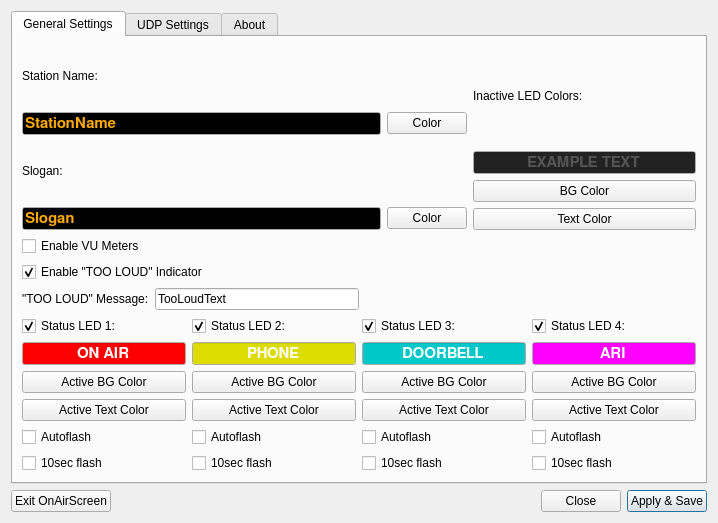
The window that settings.ui (saschaludwig/OnAirScreen) describes before a commit, drawn with Qt 5.
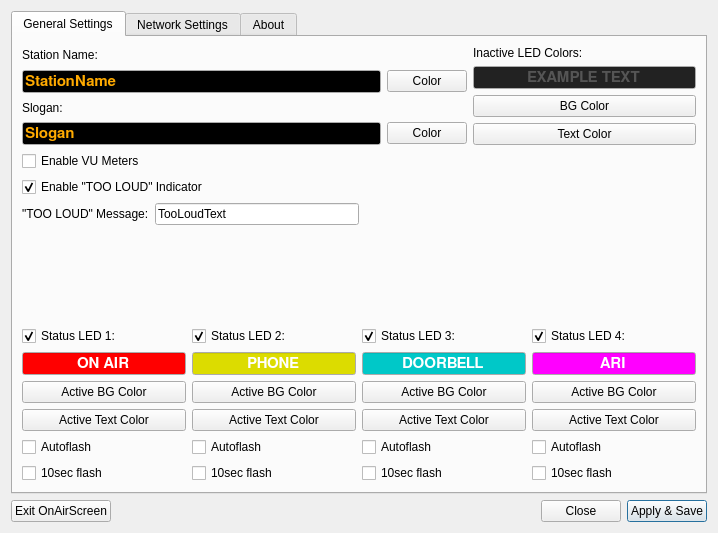
The same window after the commit. The open tabs and pages were chosen to show the change. Icons and pictures are not drawn.

Commit message: small cosmetic changes in UI, added more remote settings

```diff
--- a/settings.ui
+++ b/settings.ui
@@ -7,7 +7,7 @@
     <x>0</x>
     <y>0</y>
     <width>718</width>
-    <height>523</height>
+    <height>533</height>
    </rect>
   </property>
   <property name="windowTitle">
@@ -502,6 +502,19 @@
              </item>
             </layout>
            </item>
+           <item>
+            <spacer name="verticalSpacer_4">
+             <property name="orientation">
+              <enum>Qt::Vertical</enum>
+             </property>
+             <property name="sizeHint" stdset="0">
+              <size>
+               <width>20</width>
+               <height>40</height>
+              </size>
+             </property>
+            </spacer>
+           </item>
           </layout>
          </item>
          <item>
@@ -1119,7 +1132,7 @@
      </widget>
      <widget class="QWidget" name="tab">
       <attribute name="title">
-       <string>UDP Settings</string>
+       <string>Network Settings</string>
       </attribute>
       <layout class="QGridLayout" name="gridLayout_2">
        <item row="0" column="0">
```
Left out of the diff: 2 changed lines with no effect on the pictures. The commit also changes 1 other file.
